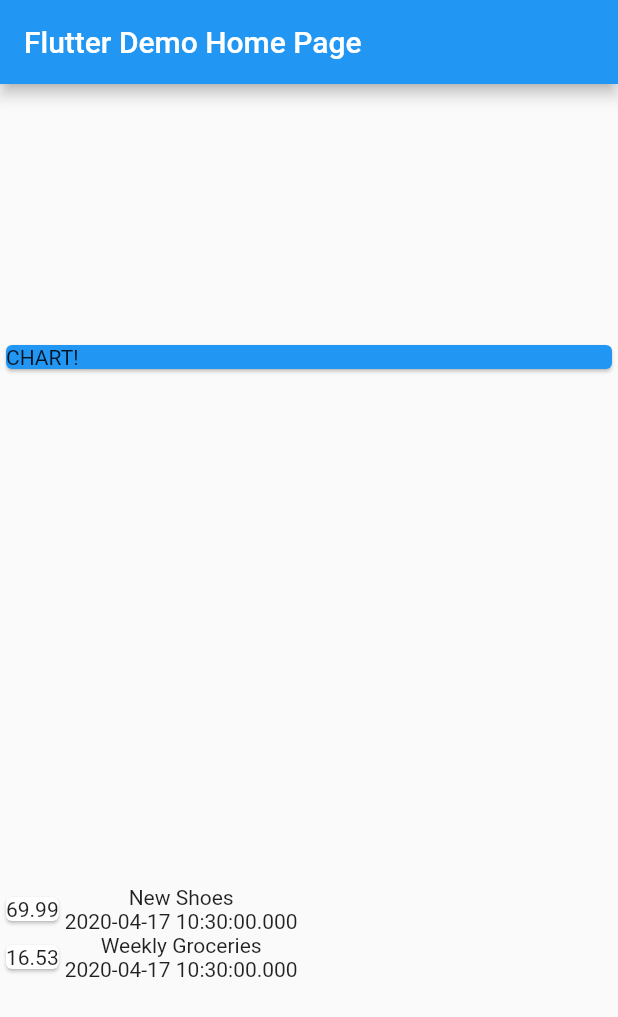
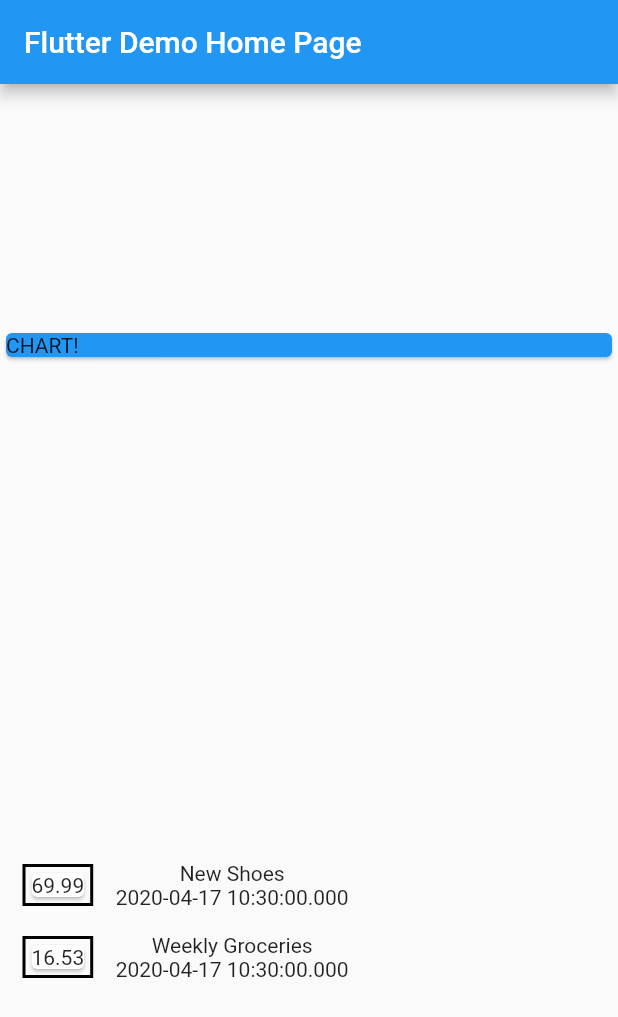
Before and after one commit to dinkelaker/flutter-expense-planner, a Flutter app: the screen it shows after launch, on a phone screen of 412 x 824 dp. Shown: the top 1017 px of the screen. Run offline on Flutter 3.47's test engine with Material 2 defaults, Android fonts, the phone set to English and light mode, and no system bars.

Commit message:
Amount container's decoration

```diff
--- a/lib/main.dart
+++ b/lib/main.dart
@@ -84,16 +84,24 @@ class _MyHomePageState extends State<MyHomePage> {
               return Row(
                 children: <Widget>[
                   Container(
+                    margin: EdgeInsets.symmetric(
+                      vertical: 10,
+                      horizontal: 15,
+                    ),
+                    decoration: BoxDecoration(
+                      border: Border.all(
+                        color: Colors.black,
+                        width: 2,
+                      ),
+                    ),
                     child: Card(
-                      child: Text(tx.amount.toString())
+                      child: Text(tx.amount.toString()),
                     ),
                   ),
-                  Column(
-                    children: <Widget>[
-                      Text(tx.title),
-                      Text(tx.date.toString()),
-                    ]
-                  ),
+                  Column(children: <Widget>[
+                    Text(tx.title),
+                    Text(tx.date.toString()),
+                  ]),
                 ],
               );
             }).toList(),
```
